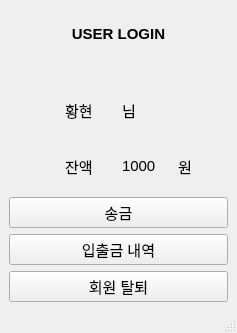
The window that form/userwindow.ui (hyeon-h/QBanker-System) describes before a commit, drawn with Qt 5.
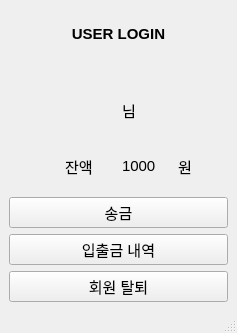
The same window after the commit.

Diff of the .ui file:
```diff
--- a/form/userwindow.ui
+++ b/form/userwindow.ui
@@ -37,7 +37,7 @@
          </font>
         </property>
         <property name="text">
-         <string>황현</string>
+         <string/>
         </property>
        </widget>
       </item>
```
Left out of the diff: 2 changed lines with no effect on the pictures.
